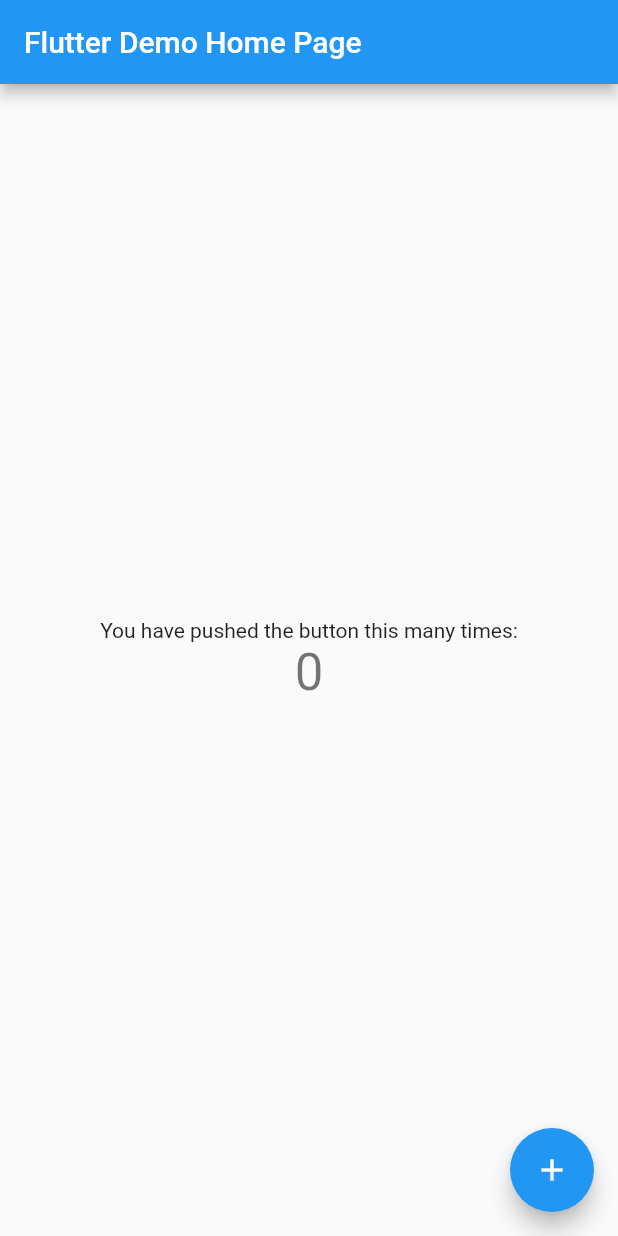
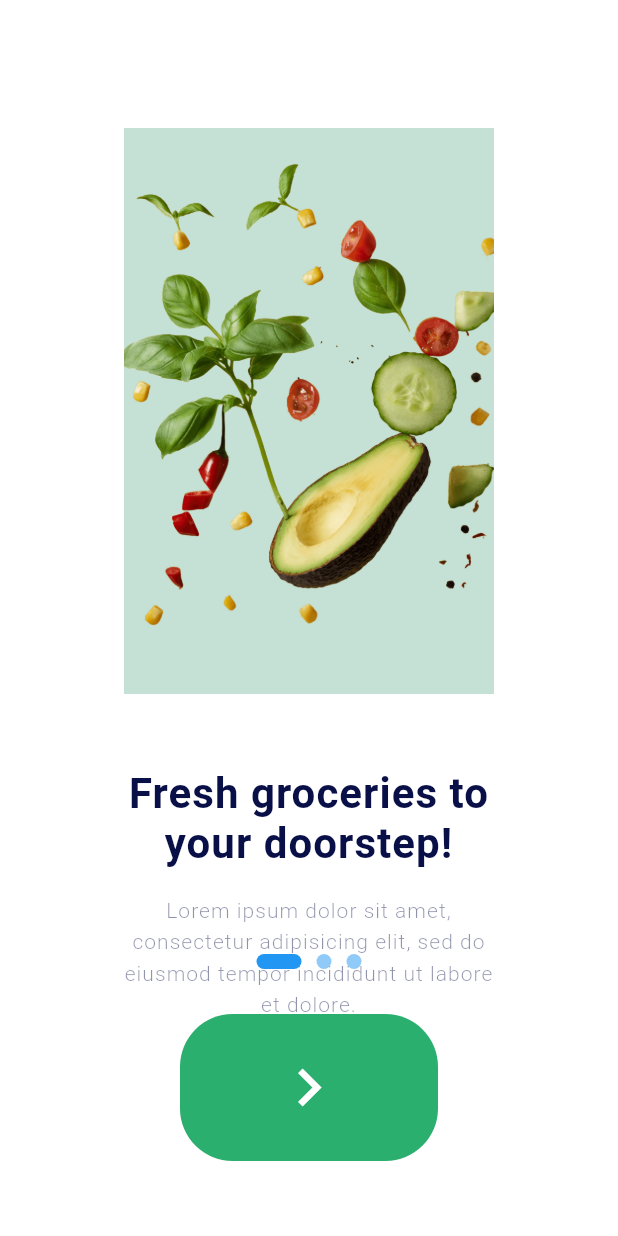
Before and after one commit to IbrohimToxtasinov/GroFast, a Flutter app: the screen it shows after launch, on a phone screen of 412 x 824 dp. Run offline on Flutter 3.47's test engine with Material 2 defaults, Android fonts, the phone set to English and light mode, and no system bars; our stand-ins replace cloud_firestore, fluttertoast, lottie; accounts and stored records are empty.

Commit message:
Splash page and onboarding page added

```diff
--- a/lib/main.dart
+++ b/lib/main.dart
@@ -1,4 +1,6 @@
 import 'package:flutter/material.dart';
+import 'package:grofast/screens/onboarding_screen/onboarding_screen.dart';
+import 'package:grofast/screens/splash_screen/splash_screen.dart';
 
 void main() {
   runApp(const MyApp());
@@ -7,109 +9,14 @@ void main() {
 class MyApp extends StatelessWidget {
   const MyApp({super.key});
 
-  // This widget is the root of your application.
   @override
   Widget build(BuildContext context) {
     return MaterialApp(
       title: 'Flutter Demo',
       theme: ThemeData(
-        // This is the theme of your application.
-        //
-        // Try running your application with "flutter run". You'll see the
-        // application has a blue toolbar. Then, without quitting the app, try
-        // changing the primarySwatch below to Colors.green and then invoke
-        // "hot reload" (press "r" in the console where you ran "flutter run",
-        // or simply save your changes to "hot reload" in a Flutter IDE).
-        // Notice that the counter didn't reset back to zero; the application
-        // is not restarted.
         primarySwatch: Colors.blue,
       ),
-      home: const MyHomePage(title: 'Flutter Demo Home Page'),
+      home: const OnboardingScreen(),
     );
   }
 }
-
-class MyHomePage extends StatefulWidget {
-  const MyHomePage({super.key, required this.title});
-
-  // This widget is the home page of your application. It is stateful, meaning
-  // that it has a State object (defined below) that contains fields that affect
-  // how it looks.
-
-  // This class is the configuration for the state. It holds the values (in this
-  // case the title) provided by the parent (in this case the App widget) and
-  // used by the build method of the State. Fields in a Widget subclass are
-  // always marked "final".
-
-  final String title;
-
-  @override
-  State<MyHomePage> createState() => _MyHomePageState();
-}
-
-class _MyHomePageState extends State<MyHomePage> {
-  int _counter = 0;
-
-  void _incrementCounter() {
-    setState(() {
-      // This call to setState tells the Flutter framework that something has
-      // changed in this State, which causes it to rerun the build method below
-      // so that the display can reflect the updated values. If we changed
-      // _counter without calling setState(), then the build method would not be
-      // called again, and so nothing would appear to happen.
-      _counter++;
-    });
-  }
-
-  @override
-  Widget build(BuildContext context) {
-    // This method is rerun every time setState is called, for instance as done
-    // by the _incrementCounter method above.
-    //
-    // The Flutter framework has been optimized to make rerunning build methods
-    // fast, so that you can just rebuild anything that needs updating rather
-    // than having to individually change instances of widgets.
-    return Scaffold(
-      appBar: AppBar(
-        // Here we take the value from the MyHomePage object that was created by
-        // the App.build method, and use it to set our appbar title.
-        title: Text(widget.title),
-      ),
-      body: Center(
-        // Center is a layout widget. It takes a single child and positions it
-        // in the middle of the parent.
-        child: Column(
-          // Column is also a layout widget. It takes a list of children and
-          // arranges them vertically. By default, it sizes itself to fit its
-          // children horizontally, and tries to be as tall as its parent.
-          //
-          // Invoke "debug painting" (press "p" in the console, choose the
-          // "Toggle Debug Paint" action from the Flutter Inspector in Android
-          // Studio, or the "Toggle Debug Paint" command in Visual Studio Code)
-          // to see the wireframe for each widget.
-          //
-          // Column has various properties to control how it sizes itself and
-          // how it positions its children. Here we use mainAxisAlignment to
-          // center the children vertically; the main axis here is the vertical
-          // axis because Columns are vertical (the cross axis would be
-          // horizontal).
-          mainAxisAlignment: MainAxisAlignment.center,
-          children: <Widget>[
-            const Text(
-              'You have pushed the button this many times:',
-            ),
-            Text(
-              '$_counter',
-              style: Theme.of(context).textTheme.headline4,
-            ),
-          ],
-        ),
-      ),
-      floatingActionButton: FloatingActionButton(
-        onPressed: _incrementCounter,
-        tooltip: 'Increment',
-        child: const Icon(Icons.add),
-      ), // This trailing comma makes auto-formatting nicer for build methods.
-    );
-  }
-}
--- a/lib/screens/onboarding_screen/onboarding_screen.dart
+++ b/lib/screens/onboarding_screen/onboarding_screen.dart
@@ -0,0 +1,95 @@
+import 'package:flutter/material.dart';
+import 'package:grofast/screens/onboarding_screen/widgets/slider_widget.dart';
+import 'package:grofast/utils/colors.dart';
+import 'package:grofast/utils/images.dart';
+
+class OnboardingScreen extends StatefulWidget {
+  const OnboardingScreen({super.key});
+
+  @override
+  State<OnboardingScreen> createState() => _OnboardingScreenState();
+}
+
+class _OnboardingScreenState extends State<OnboardingScreen> {
+  String button = "Next";
+  int _currentPage = 0;
+  final PageController _controller = PageController();
+
+  final List <Widget> _pages = const [
+    SliderWidget(title: "Fresh groceries to your doorstep!", description: "Lorem ipsum dolor sit amet, consectetur adipisicing elit, sed do eiusmod tempor incididunt ut labore et dolore.", image: MyImages.imageOnboardingFirst,),
+    SliderWidget(title: "Shop your daily necessary!", description: "Lorem ipsum dolor sit amet, consectetur adipisicing elit, sed do eiusmod.", image: MyImages.imageOnboardingSecond,),
+    SliderWidget(title: "Fast Shipment to your home!", description: "Lorem ipsum dolor sit amet, consectetur adipisicing elit, sed do eiusmod tempor incididunt ut labore et dolore.", image: MyImages.imageOnboardingThird,),
+  ];
+  _onChanged(int index) {
+    setState(() {
+      _currentPage = index;
+    });
+  }
+  @override
+  Widget build(BuildContext context) {
+    return Scaffold(
+      body: Stack(
+        children: <Widget> [
+          PageView.builder(
+            scrollDirection: Axis.horizontal,
+            controller: _controller,
+            itemCount: _pages.length,
+            onPageChanged: _onChanged,
+            itemBuilder: (context, int index) {
+              return _pages[index];
+            },
+          ),
+          Column(
+            mainAxisAlignment: MainAxisAlignment.end,
+            children: [
+              Row(
+                mainAxisAlignment: MainAxisAlignment.center,
+                children: List<Widget>.generate(_pages.length, (int index) {
+                  return AnimatedContainer(
+                    duration: const Duration(milliseconds: 300),
+                    height: 10,
+                    width: (index == _currentPage) ? 30 : 10,
+                    margin: const EdgeInsets.symmetric(horizontal: 5, vertical: 30),
+                    decoration: BoxDecoration(
+                        borderRadius: BorderRadius.circular(5),
+                        color: (index == _currentPage)
+                            ? Colors.blue
+                            : Colors.blue.withOpacity(0.5)
+                    ),
+                  );
+                }),
+              ),
+              InkWell(
+                onTap: () {
+                  if(_currentPage == (_pages.length - 1)){
+                    // Navigator.pushReplacement(
+                    //     context, MaterialPageRoute(builder: (context) => const WelcomePage()));
+                  }
+                  else {
+                    _controller.nextPage(
+                        duration: const Duration(milliseconds: 800),
+                        curve: Curves.easeInOutQuint);
+                  }
+                },
+                child: Container(
+                    height: 98,
+                    alignment: Alignment.center,
+                    width: 172,
+                    decoration: BoxDecoration(
+                      color: MyColors.c2BAF6F,
+                      borderRadius: BorderRadius.circular(35),
+                    ),
+                    child: (_currentPage == (_pages.length - 1))
+                        ? Text(button = "Get Stardred",
+                      style: const TextStyle(color: Colors.white, fontSize: 20),)
+                        : const Icon(Icons.navigate_next, size: 50, color: Colors.white,)
+                ),
+              ),
+              const SizedBox(height: 50,),
+            ],
+          ),
+        ],
+      ),
+    );
+  }
+}
--- a/lib/screens/onboarding_screen/widgets/slider_widget.dart
+++ b/lib/screens/onboarding_screen/widgets/slider_widget.dart
@@ -0,0 +1,60 @@
+import 'package:flutter/material.dart';
+import 'package:grofast/utils/colors.dart';
+
+class SliderWidget extends StatelessWidget {
+  final String title;
+  final String description;
+  final String image;
+  const SliderWidget(
+      {super.key,
+        required this.title,
+        required this.description,
+        required this.image});
+
+  @override
+  Widget build(BuildContext context) {
+    double width = MediaQuery.of(context).size.width;
+    double heigth = MediaQuery.of(context).size.height;
+    return Container(
+      color: Colors.white,
+      child: Column(
+        mainAxisAlignment: MainAxisAlignment.center,
+        children: <Widget>[
+          Image.asset(
+            image,
+            width: width * 0.6,
+          ),
+          const SizedBox(
+            height: 50,
+          ),
+          Padding(
+            padding: const EdgeInsets.symmetric(horizontal: 80),
+            child: Text(
+              title,
+              style: const TextStyle(fontSize: 28, fontWeight: FontWeight.w700, color: MyColors.c090F47, letterSpacing: 0.7),textAlign: TextAlign.center,
+            ),
+          ),
+          const SizedBox(
+            height: 16,
+          ),
+          Padding(
+            padding: const EdgeInsets.symmetric(horizontal: 80),
+            child: Text(
+              description,
+              style: TextStyle(
+                  height: 1.5,
+                  fontSize: 14,
+                  color: MyColors.c090F47.withOpacity(0.45),
+                  fontWeight: FontWeight.w300,
+                  letterSpacing: 0.7),
+              textAlign: TextAlign.center,
+            ),
+          ),
+          const SizedBox(
+            height: 60,
+          ),
+        ],
+      ),
+    );
+  }
+}
--- a/lib/screens/splash_screen/splash_screen.dart
+++ b/lib/screens/splash_screen/splash_screen.dart
@@ -0,0 +1,19 @@
+import 'package:flutter/material.dart';
+import 'package:lottie/lottie.dart';
+
+class SplashScreen extends StatefulWidget {
+  const SplashScreen({Key? key}) : super(key: key);
+
+  @override
+  State<SplashScreen> createState() => _SplashScreenState();
+}
+
+class _SplashScreenState extends State<SplashScreen> {
+  @override
+  Widget build(BuildContext context) {
+    return Scaffold(
+      body: SizedBox(
+          child: Center(child: Lottie.asset("assets/lotties/shopping.json"))),
+    );
+  }
+}
--- a/lib/utils/colors.dart
+++ b/lib/utils/colors.dart
@@ -0,0 +1,6 @@
+import 'package:flutter/material.dart';
+
+class MyColors {
+  static const c090F47 = Color(0xff090F47);
+  static const c2BAF6F = Color(0xff2BAF6F);
+}
--- a/lib/utils/images.dart
+++ b/lib/utils/images.dart
@@ -0,0 +1,5 @@
+class MyImages {
+  static const imageOnboardingFirst = "assets/images/onboarding1.png";
+  static const imageOnboardingSecond = "assets/images/onboarding2.png";
+  static const imageOnboardingThird = "assets/images/onboarding3.png";
+}
```
Also changed, not shown: pubspec.yaml (+5 -3 lines), assets/images/onboarding1.png (added), pubspec.lock, 1 other file.
